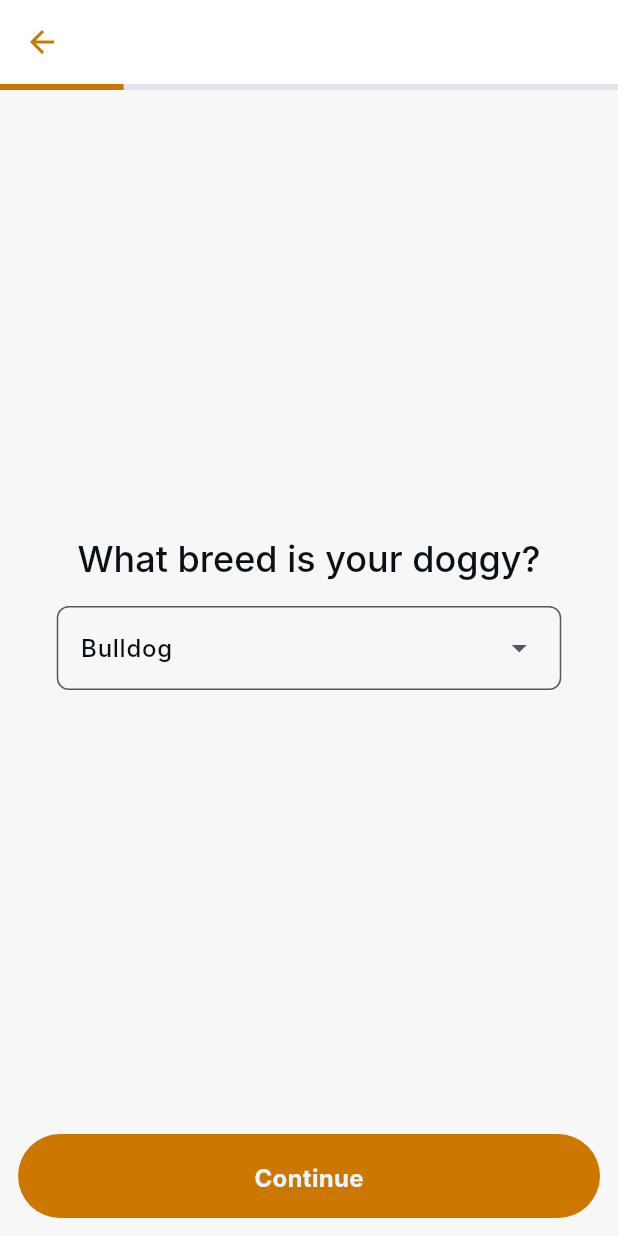
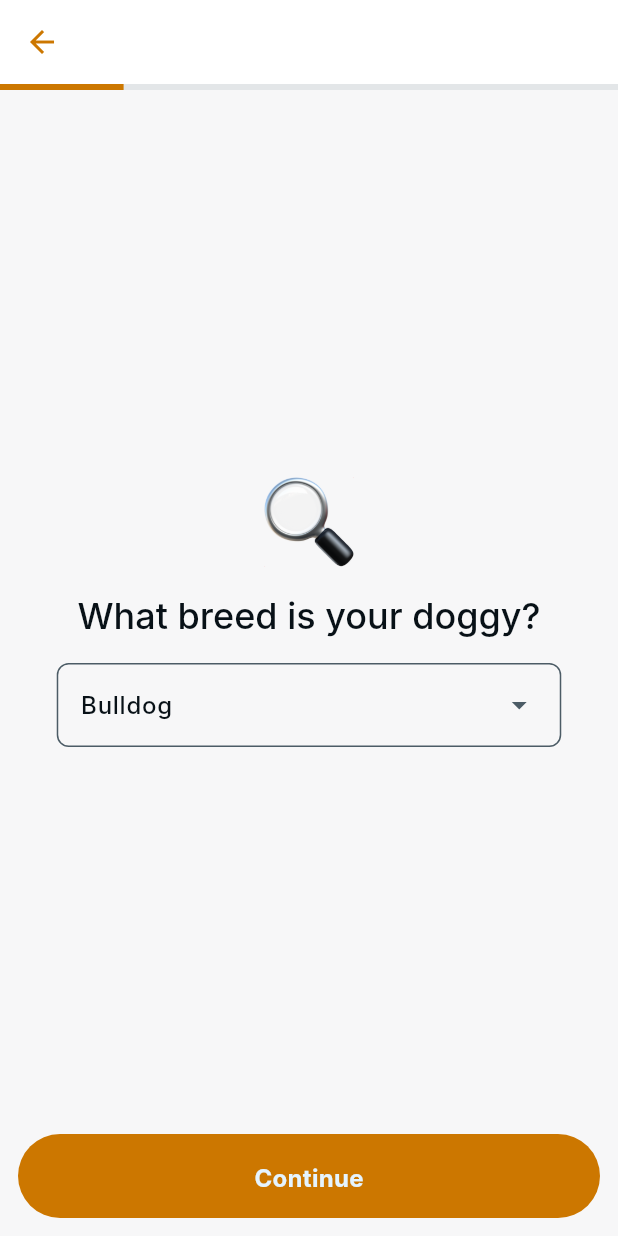
Before and after one commit to dccruzt/onboarding_form, a Flutter app: the screen it shows after launch, after a tap on "Start", on a phone screen of 412 x 824 dp. Run offline on Flutter 3.47's test engine with Material 3 defaults, Android fonts, the phone set to English and light mode, and no system bars; our stand-ins replace equatable, flutter_bloc, flutter_svg, get_it; Roboto replaces fonts that are missing (Inter).

Commit message:
feat: add images and plugin to support svg images

```diff
--- a/lib/main.dart
+++ b/lib/main.dart
@@ -1,4 +1,5 @@
 import 'package:flutter/material.dart';
+import 'package:flutter_svg/svg.dart';
 
 import 'core/design_system/components/regular_filled_button.dart';
 import 'core/design_system/spacings.dart';
@@ -41,18 +42,23 @@ class MyHomePage extends StatefulWidget {
 class _MyHomePageState extends State<MyHomePage> {
   @override
   Widget build(BuildContext context) {
+    final theme = Theme.of(context);
+
     return Scaffold(
-      appBar: AppBar(
-        backgroundColor: Theme.of(context).colorScheme.inversePrimary,
-        title: Text('Onboarding Form'),
-      ),
       body: SafeArea(
         child: Center(
           child: Column(
             mainAxisAlignment: MainAxisAlignment.center,
             children: [
-              Text('Let\'s get started!'),
+              SvgPicture.asset(
+                'assets/images/dogs_variety.svg',
+                width: 200,
+                height: 200,
+              ),
+              const SizedBox(height: x4),
+              Text('Let\'s get started!', style: theme.textTheme.headlineSmall),
               const SizedBox(height: x2),
+              const SizedBox(height: x4),
               RegularFilledButton(onPressed: _onPressed, text: 'Start'),
             ],
           ),
--- a/lib/ui/screens/steps/step_breed_page.dart
+++ b/lib/ui/screens/steps/step_breed_page.dart
@@ -28,6 +28,8 @@ class StepBreedPage extends StatelessWidget {
           return Column(
             mainAxisAlignment: MainAxisAlignment.center,
             children: [
+              Image.asset('assets/images/search.png', width: x15, height: x15),
+              const SizedBox(height: x4),
               Text(
                 'What breed is your doggy?',
                 style: theme.textTheme.headlineSmall,
--- a/lib/ui/screens/steps/step_name_page.dart
+++ b/lib/ui/screens/steps/step_name_page.dart
@@ -1,4 +1,5 @@
 import 'package:flutter/material.dart';
+import 'package:flutter_svg/svg.dart';
 
 import '../../../core/design_system/spacings.dart';
 import '../../../domain/entities/breed.dart';
@@ -34,6 +35,8 @@ class _StepNamePageState extends State<StepNamePage> {
     return Column(
       mainAxisAlignment: MainAxisAlignment.center,
       children: [
+        SvgPicture.asset('assets/images/dog_head.svg', width: x20, height: x20),
+        const SizedBox(height: x4),
         Text(
           'What is the name of your $label?',
           style: theme.textTheme.headlineSmall,
--- a/pubspec.yaml
+++ b/pubspec.yaml
@@ -18,6 +18,7 @@ dependencies:
   flutter_bloc: ^9.1.1
   equatable: ^2.0.7
   provider: ^6.1.2
+  flutter_svg: ^2.2.0
 
 dev_dependencies:
   flutter_test:
@@ -34,3 +35,4 @@ flutter:
   uses-material-design: true
   assets:
     - assets/json/
+    - assets/images/
```
Also changed, not shown: assets/images/dog_head.svg (added), assets/images/dogs_variety.svg (added), assets/images/search.png (added), pubspec.lock.
